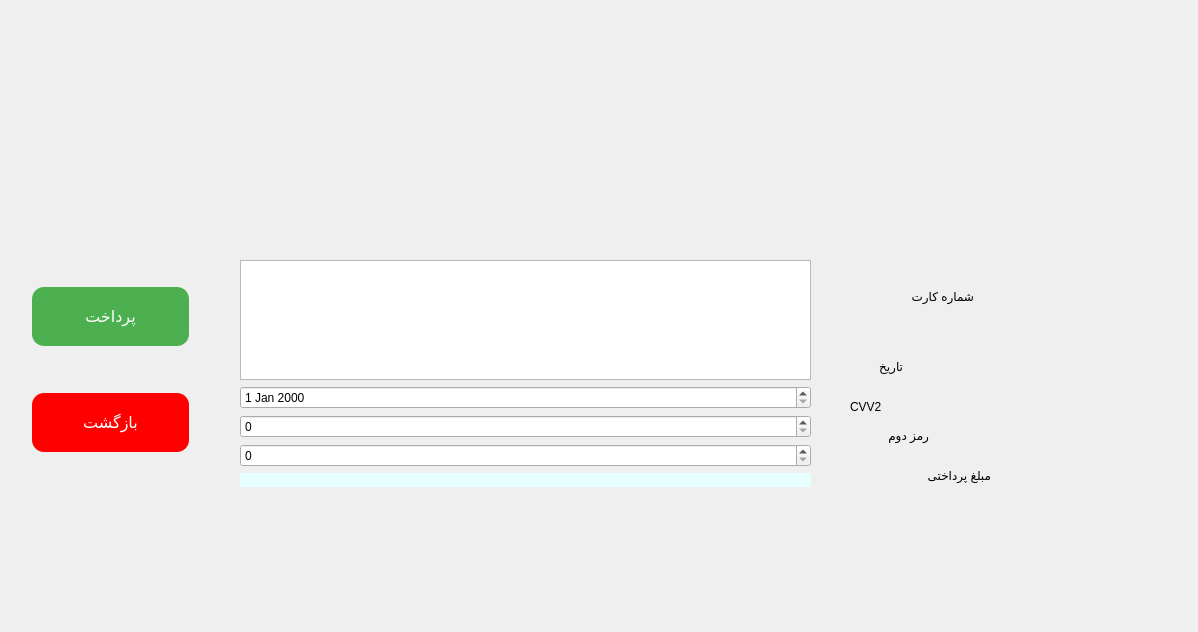
Qt form Project_Ap/paymentgateway.ui (AP-projects-4001/metagoofill) before a commit.
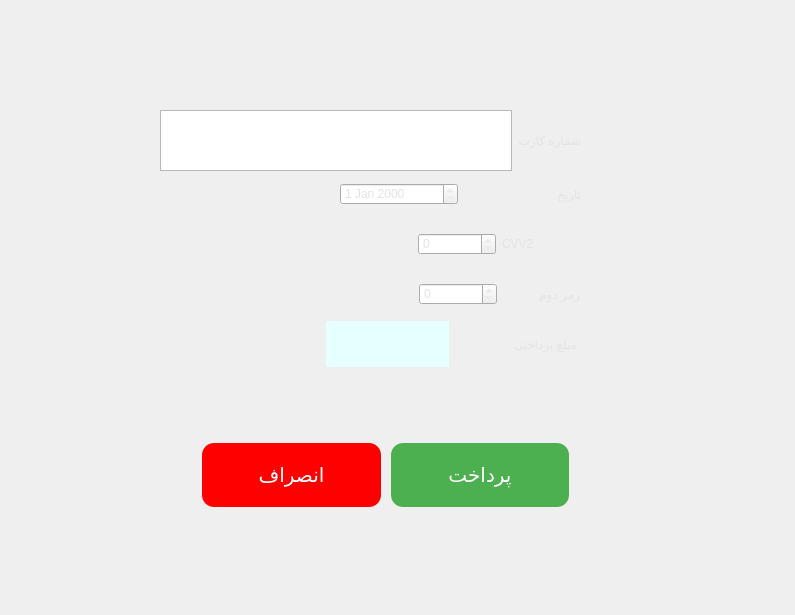
The same form after that commit.

Commit message: changing colors and Completing the program ui

Diff of the .ui file:
```diff
--- a/Project_Ap/paymentgateway.ui
+++ b/Project_Ap/paymentgateway.ui
@@ -6,119 +6,211 @@
    <rect>
     <x>0</x>
     <y>0</y>
-    <width>1198</width>
-    <height>632</height>
+    <width>795</width>
+    <height>615</height>
    </rect>
   </property>
   <property name="windowTitle">
    <string>Dialog</string>
   </property>
-  <widget class="QLabel" name="label_3">
+  <property name="styleSheet">
+   <string notr="true">color: rgb(65, 63, 66);</string>
+  </property>
+  <widget class="QWidget" name="">
    <property name="geometry">
     <rect>
-     <x>850</x>
-     <y>390</y>
-     <width>63</width>
-     <height>33</height>
+     <x>200</x>
+     <y>430</y>
+     <width>371</width>
+     <height>91</height>
     </rect>
    </property>
-   <property name="styleSheet">
-    <string notr="true">font: 16pt &quot;MS Shell Dlg 2&quot;;</string>
-   </property>
-   <property name="text">
-    <string>CVV2</string>
-   </property>
+   <layout class="QHBoxLayout" name="horizontalLayout">
+    <item>
+     <widget class="QPushButton" name="pushButton_2">
+      <property name="styleSheet">
+       <string notr="true">  background-color: red; /* Green */
+font: 20pt &quot;Lalezar&quot;;
+  border: none;
+  color: white;
+  padding: 20px;
+  text-align: center;
+  text-decoration: none;
+  display: inline-block;
+  font-size: 20px;
+  margin: 4px 2px;
+  cursor: pointer;
+border-radius:12px;</string>
+      </property>
+      <property name="text">
+       <string>انصراف</string>
+      </property>
+     </widget>
+    </item>
+    <item>
+     <widget class="QPushButton" name="pushButton">
+      <property name="styleSheet">
+       <string notr="true">  background-color: #4CAF50; /* Green */
+font: 13pt &quot;Lalezar&quot;;
+  border: none;
+  color: white;
+  padding: 20px;
+  text-align: center;
+  text-decoration: none;
+  display: inline-block;
+  font-size: 20px;
+  margin: 4px 2px;
+  cursor: pointer;
+border-radius:12px;</string>
+      </property>
+      <property name="text">
+       <string>پرداخت</string>
+      </property>
+     </widget>
+    </item>
+   </layout>
   </widget>
-  <widget class="QLabel" name="label">
+  <widget class="QWidget" name="">
    <property name="geometry">
     <rect>
-     <x>840</x>
-     <y>280</y>
-     <width>134</width>
-     <height>33</height>
+     <x>160</x>
+     <y>110</y>
+     <width>421</width>
+     <height>61</height>
     </rect>
    </property>
-   <property name="styleSheet">
-    <string notr="true">font: 16pt &quot;MS Shell Dlg 2&quot;;</string>
-   </property>
-   <property name="text">
-    <string>شماره کارت</string>
-   </property>
+   <layout class="QHBoxLayout" name="horizontalLayout_2">
+    <item>
+     <widget class="QTextEdit" name="textEdit">
+      <property name="styleSheet">
+       <string notr="true">color: rgb(228, 227, 227);
+font: 10pt &quot;Lalezar&quot;;</string>
+      </property>
+      <property name="html">
+       <string>&lt;!DOCTYPE HTML PUBLIC &quot;-//W3C//DTD HTML 4.0//EN&quot; &quot;http://www.w3.org/TR/REC-html40/strict.dtd&quot;&gt;
+&lt;html&gt;&lt;head&gt;&lt;meta name=&quot;qrichtext&quot; content=&quot;1&quot; /&gt;&lt;meta charset=&quot;utf-8&quot; /&gt;&lt;style type=&quot;text/css&quot;&gt;
+p, li { white-space: pre-wrap; }
+&lt;/style&gt;&lt;/head&gt;&lt;body style=&quot; font-family:'Lalezar'; font-size:10pt; font-weight:400; font-style:normal;&quot;&gt;
+&lt;p style=&quot;-qt-paragraph-type:empty; margin-top:0px; margin-bottom:0px; margin-left:0px; margin-right:0px; -qt-block-indent:0; text-indent:0px; font-size:12pt;&quot;&gt;&lt;br /&gt;&lt;/p&gt;&lt;/body&gt;&lt;/html&gt;</string>
+      </property>
+     </widget>
+    </item>
+    <item>
+     <widget class="QLabel" name="label">
+      <property name="styleSheet">
+       <string notr="true">color: rgb(228, 227, 227);
+font: 14pt &quot;Lalezar&quot;;</string>
+      </property>
+      <property name="text">
+       <string>شماره کارت</string>
+      </property>
+     </widget>
+    </item>
+   </layout>
   </widget>
-  <widget class="QLabel" name="label_2">
+  <widget class="QWidget" name="">
    <property name="geometry">
     <rect>
-     <x>850</x>
-     <y>350</y>
-     <width>53</width>
-     <height>33</height>
+     <x>340</x>
+     <y>171</y>
+     <width>241</width>
+     <height>46</height>
     </rect>
    </property>
-   <property name="styleSheet">
-    <string notr="true">font: 16pt &quot;MS Shell Dlg 2&quot;;</string>
-   </property>
-   <property name="text">
-    <string>تاریخ</string>
-   </property>
-  </widget>
-  <widget class="QLabel" name="label_5">
-   <property name="geometry">
-    <rect>
-     <x>820</x>
-     <y>460</y>
-     <width>171</width>
-     <height>31</height>
-    </rect>
-   </property>
-   <property name="styleSheet">
-    <string notr="true">font: 16pt &quot;MS Shell Dlg 2&quot;;</string>
-   </property>
-   <property name="text">
-    <string>مبلغ پرداختی</string>
-   </property>
-  </widget>
-  <widget class="QLabel" name="label_4">
-   <property name="geometry">
-    <rect>
-     <x>850</x>
-     <y>420</y>
-     <width>79</width>
-     <height>31</height>
-    </rect>
-   </property>
-   <property name="styleSheet">
-    <string notr="true">font: 15.5pt &quot;MS Shell Dlg 2&quot;;</string>
-   </property>
-   <property name="text">
-    <string>رمز دوم</string>
-   </property>
-  </widget>
-  <widget class="QWidget" name="layoutWidget">
-   <property name="geometry">
-    <rect>
-     <x>240</x>
-     <y>260</y>
-     <width>571</width>
-     <height>227</height>
-    </rect>
-   </property>
-   <layout class="QVBoxLayout" name="verticalLayout">
-    <item>
-     <widget class="QTextEdit" name="textEdit"/>
-    </item>
+   <layout class="QHBoxLayout" name="horizontalLayout_3">
     <item>
      <widget class="QDateEdit" name="dateEdit">
       <property name="styleSheet">
-       <string notr="true">font: 16pt &quot;MS Shell Dlg 2&quot;;</string>
+       <string notr="true">color: rgb(228, 227, 227);
+font: 10pt &quot;Lalezar&quot;;</string>
       </property>
      </widget>
     </item>
     <item>
-     <widget class="QSpinBox" name="spinBox_2"/>
+     <widget class="QLabel" name="label_2">
+      <property name="styleSheet">
+       <string notr="true">color: rgb(228, 227, 227);
+font: 14pt &quot;Lalezar&quot;;</string>
+      </property>
+      <property name="text">
+       <string>تاریخ</string>
+      </property>
+     </widget>
     </item>
+   </layout>
+  </widget>
+  <widget class="QWidget" name="">
+   <property name="geometry">
+    <rect>
+     <x>418</x>
+     <y>221</y>
+     <width>161</width>
+     <height>46</height>
+    </rect>
+   </property>
+   <layout class="QHBoxLayout" name="horizontalLayout_4">
     <item>
-     <widget class="QSpinBox" name="spinBox"/>
+     <widget class="QSpinBox" name="spinBox_2">
+      <property name="styleSheet">
+       <string notr="true">color: rgb(228, 227, 227);
+font: 10pt &quot;Lalezar&quot;;</string>
+      </property>
+     </widget>
     </item>
+    <item>
+     <widget class="QLabel" name="label_3">
+      <property name="styleSheet">
+       <string notr="true">color: rgb(228, 227, 227);
+font: 14pt &quot;Lalezar&quot;;</string>
+      </property>
+      <property name="text">
+       <string>CVV2</string>
+      </property>
+     </widget>
+    </item>
+   </layout>
+  </widget>
+  <widget class="QWidget" name="">
+   <property name="geometry">
+    <rect>
+     <x>419</x>
+     <y>271</y>
+     <width>161</width>
+     <height>46</height>
+    </rect>
+   </property>
+   <layout class="QHBoxLayout" name="horizontalLayout_5">
+    <item>
+     <widget class="QSpinBox" name="spinBox">
+      <property name="styleSheet">
+       <string notr="true">color: rgb(228, 227, 227);
+font: 10pt &quot;Lalezar&quot;;</string>
+      </property>
+     </widget>
+    </item>
+    <item>
+     <widget class="QLabel" name="label_4">
+      <property name="styleSheet">
+       <string notr="true">color: rgb(228, 227, 227);
+font: 14pt &quot;Lalezar&quot;;</string>
+      </property>
+      <property name="text">
+       <string>رمز دوم</string>
+      </property>
+     </widget>
+    </item>
+   </layout>
+  </widget>
+  <widget class="QWidget" name="">
+   <property name="geometry">
+    <rect>
+     <x>326</x>
+     <y>321</y>
+     <width>251</width>
+     <height>46</height>
+    </rect>
+   </property>
+   <layout class="QHBoxLayout" name="horizontalLayout_6">
     <item>
      <widget class="QLabel" name="label_6">
       <property name="styleSheet">
@@ -130,55 +222,14 @@
       </property>
      </widget>
     </item>
-   </layout>
-  </widget>
-  <widget class="QWidget" name="">
-   <property name="geometry">
-    <rect>
-     <x>30</x>
-     <y>250</y>
-     <width>161</width>
-     <height>241</height>
-    </rect>
-   </property>
-   <layout class="QVBoxLayout" name="verticalLayout_2">
     <item>
-     <widget class="QPushButton" name="pushButton">
+     <widget class="QLabel" name="label_5">
       <property name="styleSheet">
-       <string notr="true">  background-color: #4CAF50; /* Green */
-  border: none;
-  color: white;
-  padding: 20px;
-  text-align: center;
-  text-decoration: none;
-  display: inline-block;
-  font-size: 16px;
-  margin: 4px 2px;
-  cursor: pointer;
-border-radius:12px;</string>
+       <string notr="true">color: rgb(228, 227, 227);
+font: 14pt &quot;Lalezar&quot;;</string>
       </property>
       <property name="text">
-       <string>پرداخت</string>
-      </property>
-     </widget>
-    </item>
-    <item>
-     <widget class="QPushButton" name="pushButton_2">
-      <property name="styleSheet">
-       <string notr="true">  background-color: red; /* Green */
-  border: none;
-  color: white;
-  padding: 20px;
-  text-align: center;
-  text-decoration: none;
-  display: inline-block;
-  font-size: 16px;
-  margin: 4px 2px;
-  cursor: pointer;
-border-radius:12px;</string>
-      </property>
-      <property name="text">
-       <string>بازگشت</string>
+       <string>مبلغ پرداختی</string>
       </property>
      </widget>
     </item>
```
The commit also changes 37 other files.
